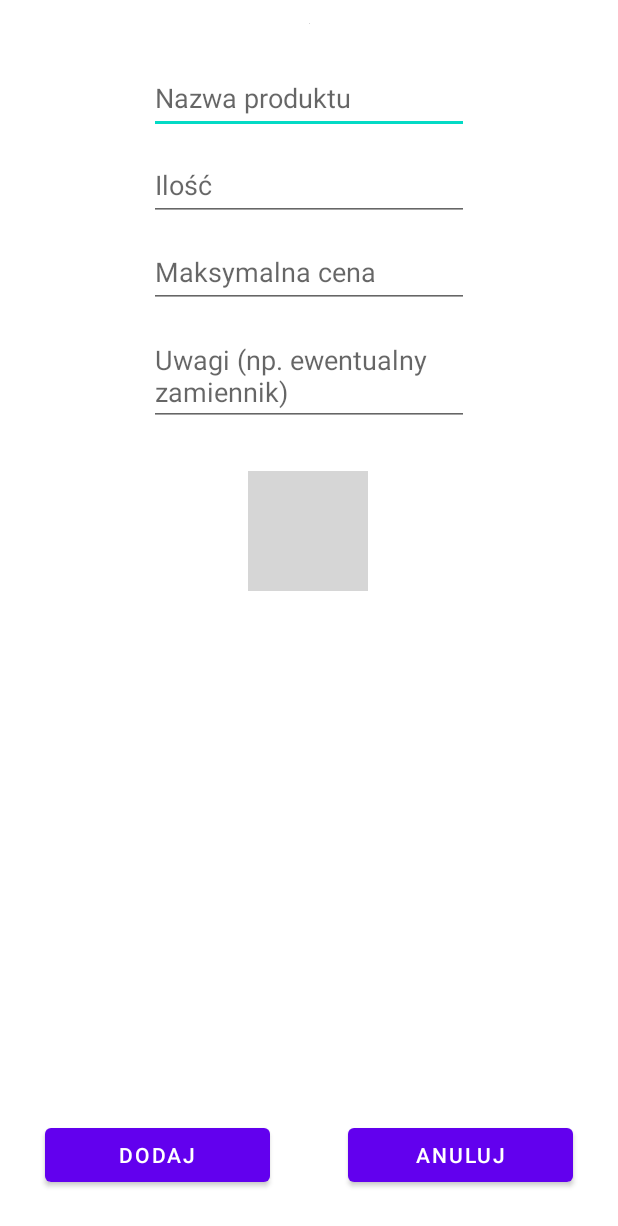
After one commit to vv0l1n/Shopping-Assistant, an Android app: the layout add_product_popup.xml on its own in the app's theme, with its tools: preview values and no code run, on a phone screen of 412 x 824 dp. The commit adds this screen. Shown: the top 1226 px of the screen. Run offline under Robolectric (Android 15) with nearby library versions, the phone set to English and light mode, and no system bars; grey boxes are pictures that could not be loaded.

Commit message:
Dodany ekran dodawania produktu, klasa produktu dostosowana do nowej idei aplikacji

```diff
--- a/app/src/main/AndroidManifest.xml
+++ b/app/src/main/AndroidManifest.xml
@@ -13,21 +13,21 @@
         android:theme="@style/Theme.WarehouseApp"
         tools:targetApi="31">
         <activity
-            android:name=".RegisterActivity"
+            android:name=".activities.RegisterActivity"
             android:exported="false">
             <meta-data
                 android:name="android.app.lib_name"
                 android:value="" />
         </activity>
         <activity
-            android:name=".MainActivity"
+            android:name=".activities.MainActivity"
             android:exported="false">
             <meta-data
                 android:name="android.app.lib_name"
                 android:value="" />
         </activity>
         <activity
-            android:name=".LoginActivity"
+            android:name=".activities.LoginActivity"
             android:exported="true">
             <intent-filter>
                 <action android:name="android.intent.action.MAIN" />
--- a/app/src/main/java/com/wolin/warehouseapp/LoginActivity.java
+++ b/app/src/main/java/com/wolin/warehouseapp/activities/LoginActivity.java
@@ -1,4 +1,4 @@
-package com.wolin.warehouseapp;
+package com.wolin.warehouseapp.activities;
 
 import androidx.annotation.NonNull;
 import androidx.appcompat.app.AppCompatActivity;
@@ -14,6 +14,7 @@ import com.google.android.gms.tasks.OnCompleteListener;
 import com.google.android.gms.tasks.Task;
 import com.google.firebase.auth.AuthResult;
 import com.google.firebase.auth.FirebaseAuth;
+import com.wolin.warehouseapp.R;
 
 public class LoginActivity extends AppCompatActivity {
 
--- a/app/src/main/java/com/wolin/warehouseapp/RegisterActivity.java
+++ b/app/src/main/java/com/wolin/warehouseapp/activities/RegisterActivity.java
@@ -1,4 +1,4 @@
-package com.wolin.warehouseapp;
+package com.wolin.warehouseapp.activities;
 
 import androidx.annotation.NonNull;
 import androidx.appcompat.app.AppCompatActivity;
@@ -18,6 +18,8 @@ import com.google.firebase.auth.FirebaseUser;
 import com.google.firebase.database.DatabaseReference;
 import com.google.firebase.database.FirebaseDatabase;
 import com.google.firebase.firestore.FirebaseFirestore;
+import com.wolin.warehouseapp.R;
+import com.wolin.warehouseapp.model.UserDetails;
 
 import java.util.regex.Pattern;
 
--- a/app/src/main/java/com/wolin/warehouseapp/UserDetails.java
+++ b/app/src/main/java/com/wolin/warehouseapp/model/UserDetails.java
@@ -1,4 +1,4 @@
-package com.wolin.warehouseapp;
+package com.wolin.warehouseapp.model;
 
 import java.util.HashMap;
 
--- a/app/src/main/java/com/wolin/warehouseapp/UserGroup.java
+++ b/app/src/main/java/com/wolin/warehouseapp/model/UserGroup.java
@@ -1,4 +1,6 @@
-package com.wolin.warehouseapp;
+package com.wolin.warehouseapp.model;
+
+import com.wolin.warehouseapp.model.UserDetails;
 
 import java.util.List;
 
--- a/app/src/main/res/layout/activity_register.xml
+++ b/app/src/main/res/layout/activity_register.xml
@@ -4,7 +4,7 @@
     xmlns:tools="http://schemas.android.com/tools"
     android:layout_width="match_parent"
     android:layout_height="match_parent"
-    tools:context=".RegisterActivity">
+    tools:context=".activities.RegisterActivity">
 
     <TextView
         android:id="@+id/registerTextView"
--- /dev/null
+++ b/app/src/main/res/layout/add_product_popup.xml
@@ -0,0 +1,105 @@
+<?xml version="1.0" encoding="utf-8"?>
+<androidx.constraintlayout.widget.ConstraintLayout xmlns:android="http://schemas.android.com/apk/res/android"
+    xmlns:app="http://schemas.android.com/apk/res-auto"
+    xmlns:tools="http://schemas.android.com/tools"
+    android:layout_width="match_parent"
+    android:layout_height="match_parent">
+
+    <ImageView
+        android:id="@+id/productImageAdd"
+        android:layout_width="wrap_content"
+        android:layout_height="wrap_content"
+        android:layout_marginTop="15dp"
+        app:layout_constraintEnd_toEndOf="parent"
+        app:layout_constraintStart_toStartOf="parent"
+        app:layout_constraintTop_toTopOf="parent"
+        tools:srcCompat="@tools:sample/avatars" />
+
+    <EditText
+        android:id="@+id/productNameAdd"
+        android:layout_width="wrap_content"
+        android:layout_height="wrap_content"
+        android:layout_marginTop="25dp"
+        android:ems="10"
+        android:hint="@string/productName"
+        android:inputType="textPersonName"
+        android:minHeight="48dp"
+        app:layout_constraintEnd_toEndOf="parent"
+        app:layout_constraintStart_toStartOf="parent"
+        app:layout_constraintTop_toBottomOf="@+id/productImageAdd" />
+
+    <EditText
+        android:id="@+id/countAdd"
+        android:layout_width="wrap_content"
+        android:layout_height="wrap_content"
+        android:layout_marginTop="10dp"
+        android:ems="10"
+        android:inputType="textPersonName"
+        android:minHeight="48dp"
+        android:hint="@string/count"
+        app:layout_constraintEnd_toEndOf="parent"
+        app:layout_constraintStart_toStartOf="parent"
+        app:layout_constraintTop_toBottomOf="@+id/productNameAdd" />
+
+    <EditText
+        android:id="@+id/maxPriceAdd"
+        android:layout_width="wrap_content"
+        android:layout_height="wrap_content"
+        android:layout_marginTop="10dp"
+        android:ems="10"
+        android:inputType="textPersonName"
+        android:minHeight="48dp"
+        android:hint="@string/maxPrice"
+        app:layout_constraintEnd_toEndOf="parent"
+        app:layout_constraintStart_toStartOf="parent"
+        app:layout_constraintTop_toBottomOf="@+id/countAdd" />
+
+    <EditText
+        android:id="@+id/noteAdd"
+        android:layout_width="wrap_content"
+        android:layout_height="wrap_content"
+        android:layout_marginTop="12dp"
+        android:ems="10"
+        android:hint="@string/description"
+        android:gravity="start|top"
+        android:inputType="textMultiLine"
+        android:minHeight="48dp"
+        app:layout_constraintEnd_toEndOf="parent"
+        app:layout_constraintStart_toStartOf="parent"
+        app:layout_constraintTop_toBottomOf="@+id/maxPriceAdd" />
+
+    <ImageView
+        android:id="@+id/shopLogoAdd"
+        android:layout_width="80dp"
+        android:layout_height="80dp"
+        android:layout_marginTop="30dp"
+        android:layout_marginBottom="30dp"
+        app:layout_constraintBottom_toTopOf="@+id/button"
+        app:layout_constraintEnd_toEndOf="parent"
+        app:layout_constraintHorizontal_bias="0.498"
+        app:layout_constraintStart_toStartOf="parent"
+        app:layout_constraintTop_toBottomOf="@+id/noteAdd"
+        app:layout_constraintVertical_bias="0.0"
+        tools:srcCompat="@tools:sample/avatars" />
+
+    <Button
+        android:id="@+id/button"
+        android:layout_width="150dp"
+        android:layout_height="wrap_content"
+        android:layout_marginEnd="30dp"
+        android:layout_marginBottom="30dp"
+        android:text="@string/cancel"
+        app:layout_constraintBottom_toBottomOf="parent"
+        app:layout_constraintEnd_toEndOf="parent" />
+
+    <Button
+        android:id="@+id/button2"
+        android:layout_width="150dp"
+        android:layout_height="wrap_content"
+        android:layout_marginStart="30dp"
+        android:layout_marginBottom="30dp"
+        android:text="@string/add"
+        app:layout_constraintBottom_toBottomOf="parent"
+        app:layout_constraintStart_toStartOf="parent" />
+
+</androidx.constraintlayout.widget.ConstraintLayout>
--- a/app/src/main/res/layout/login_activity.xml
+++ b/app/src/main/res/layout/login_activity.xml
@@ -4,7 +4,7 @@
     xmlns:tools="http://schemas.android.com/tools"
     android:layout_width="match_parent"
     android:layout_height="match_parent"
-    tools:context=".LoginActivity">
+    tools:context=".activities.LoginActivity">
 
 
     <Button
--- a/app/src/main/res/values/strings.xml
+++ b/app/src/main/res/values/strings.xml
@@ -16,4 +16,10 @@
     <string name="name">Imię</string>
     <string name="lastName">Nazwisko</string>
     <string name="cancel">Anuluj</string>
+    <string name="onlyActive">Wyświetlaj tylko potrzebne produkty</string>
+    <string name="bought">Kupione!</string>
+    <string name="productName">Nazwa produktu</string>
+    <string name="count">Ilość</string>
+    <string name="description">Uwagi (np. ewentualny zamiennik)</string>
+    <string name="maxPrice">Maksymalna cena</string>
 </resources>
```
Also changed, not shown: app/src/main/java/com/wolin/warehouseapp/MainActivity.java (deleted, +0 -30 lines), app/src/main/java/com/wolin/warehouseapp/MainMenuItem.java (deleted, +0 -77 lines), app/src/main/java/com/wolin/warehouseapp/activities/MainActivity.java (added, +29 -0 lines), app/src/main/java/com/wolin/warehouseapp/other/MainAdapter.java (renamed from app/src/main/java/com/wolin/warehouseapp/MainAdapter.java, +10 -8 lines), app/src/main/java/com/wolin/warehouseapp/other/MainViewHolder.java (renamed from app/src/main/java/com/wolin/warehouseapp/MainViewHolder.java, +20 -37 lines), app/src/main/java/com/wolin/warehouseapp/other/Product.java (added, +116 -0 lines), app/src/main/res/layout/main_activity.xml (+42 -73 lines), app/src/main/res/layout/main_item_view.xml (+38 -85 lines).
